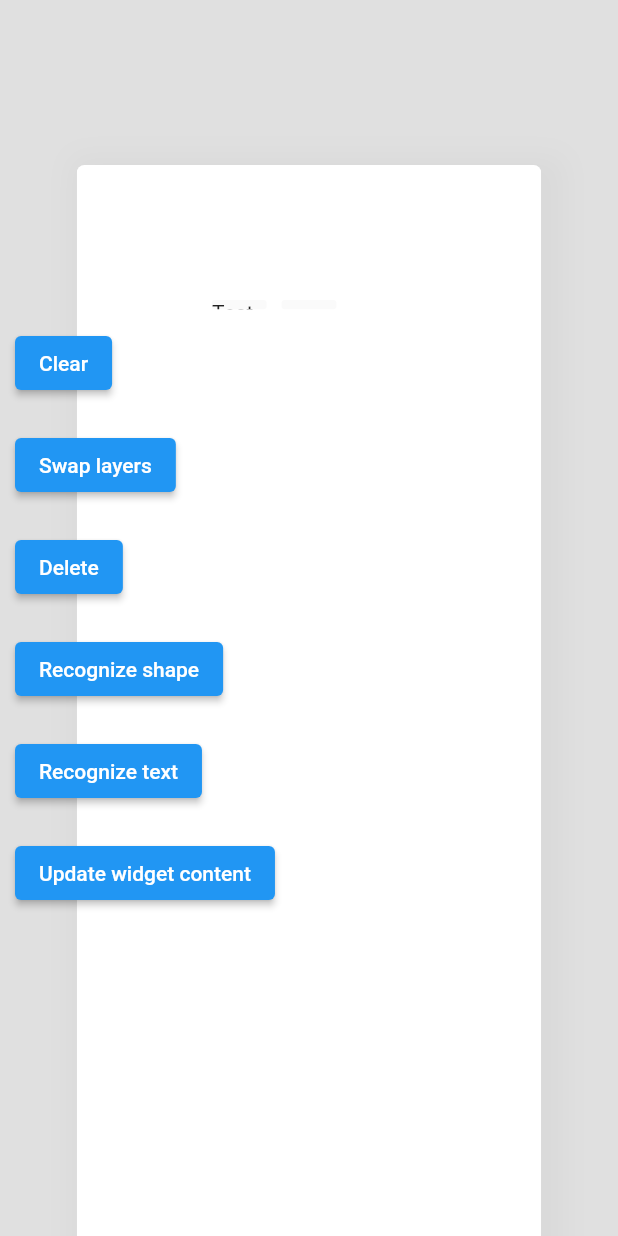
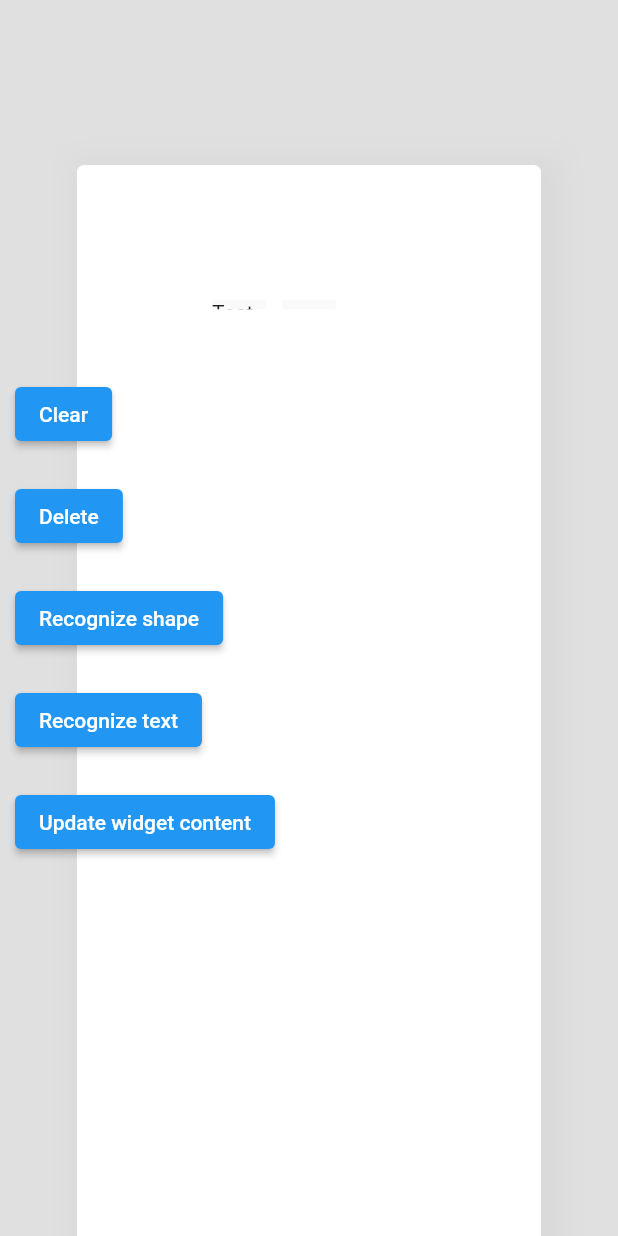
Before and after one commit to jellyie/digitalink_notetaking_app, a Flutter app: the screen it shows after launch, on a phone screen of 412 x 824 dp. Run offline on Flutter 3.47's test engine with Material 2 defaults, Android fonts, the phone set to English and light mode, and no system bars; drawn by our look-alikes of reorderable_grid_view; our stand-ins replace flutter_riverpod, freezed_annotation; missing offline and left inert: google_ml_kit.

```diff
--- a/lib/features/canvas/ui/canvas_ui.dart
+++ b/lib/features/canvas/ui/canvas_ui.dart
@@ -107,16 +107,6 @@ class CanvasUI extends ConsumerWidget {
               Padding(
                 padding: const EdgeInsets.all(10.0),
                 child: ElevatedButton(
-                  child: Text('Swap layers'),
-                  onPressed: () {
-                    // notifier.ignoreToFalse();
-                    //print(notifier.ignore);
-                  },
-                ),
-              ),
-              Padding(
-                padding: const EdgeInsets.all(10.0),
-                child: ElevatedButton(
                   child: Text('Delete'),
                   onPressed: () {
                     widgetNotifier.deleteWidget();
```
